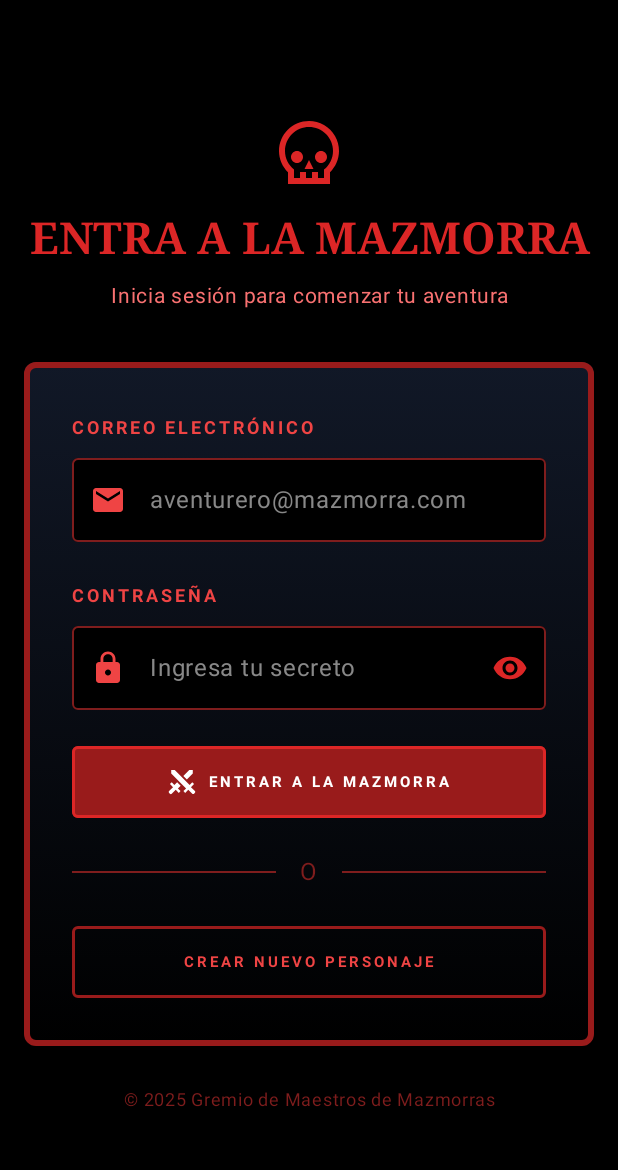
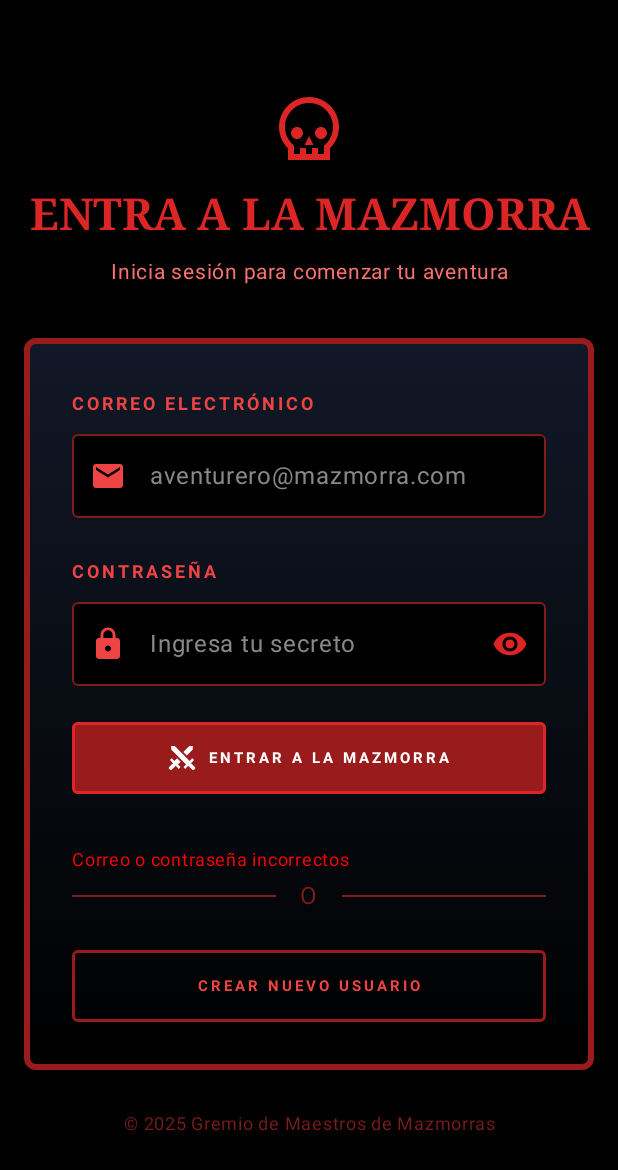
Before and after one commit to pablojimenez23/Proyecto-Moviles, an Android app built with Jetpack Compose: the screen it shows after launch (MainActivity), after a tap on "ENTRAR A LA MAZMORRA", on a phone screen of 412 x 824 dp. Shown: the top 1170 px of the screen. Run offline under Robolectric (Android 15) with nearby library versions, the phone set to English and light mode, and no system bars; our stand-ins replace Room's generated code.

Commit message:
Ya se valida en inicio sesion

```diff
--- a/app/src/main/java/com/example/proyectodd/data/AppDataBase.kt
+++ b/app/src/main/java/com/example/proyectodd/data/AppDataBase.kt
@@ -6,7 +6,7 @@ import androidx.room.Room
 import androidx.room.RoomDatabase
 
 
-@Database(entities = [Usuario::class], version = 1)
+@Database(entities = [Usuario::class], version = 2)
 abstract class AppDataBase : RoomDatabase(){
 
     abstract fun usuarioDao(): UsuarioDao
@@ -21,11 +21,16 @@ abstract class AppDataBase : RoomDatabase(){
                     context.applicationContext,
                     AppDataBase::class.java,
                     "usuarios_db"
-                ).build()
+                ).fallbackToDestructiveMigration()
+                    // 🔥 esto borra la base de datos completamente cada vez que se inicia
+                    .allowMainThreadQueries() // (solo mientras desarrollas)
+                    .build()
                 INSTANCE = instance
                 instance
             }
         }
+
+
     }
 
 
--- a/app/src/main/java/com/example/proyectodd/data/Usuario.kt
+++ b/app/src/main/java/com/example/proyectodd/data/Usuario.kt
@@ -6,7 +6,7 @@ import androidx.room.Entity
 import androidx.room.PrimaryKey
 
 
-@Entity(tableName = "usuarios")
+@Entity(tableName = "usuario")
 data class Usuario(@PrimaryKey(autoGenerate = true) val id: Int = 0,
                    val nombre: String,
                    val correo: String,
--- a/app/src/main/java/com/example/proyectodd/data/UsuarioDao.kt
+++ b/app/src/main/java/com/example/proyectodd/data/UsuarioDao.kt
@@ -10,9 +10,12 @@ interface UsuarioDao {
     @Insert(onConflict = OnConflictStrategy.REPLACE)
     suspend fun insertarUsuario(usuario: Usuario)
 
-    @Query("SELECT * FROM usuarios WHERE correo = :correo AND contrasena = :contrasena LIMIT 1")
+    @Query("SELECT * FROM usuario WHERE correo = :correo AND contrasena = :contrasena LIMIT 1")
     suspend fun obtenerUsuario(correo: String, contrasena: String): Usuario?
 
-    @Query("SELECT * FROM usuarios WHERE correo = :correo LIMIT 1")
+    @Query("SELECT * FROM usuario WHERE correo = :correo LIMIT 1")
     suspend fun buscarPorCorreo(correo: String): Usuario?
+
+    @Query("SELECT * FROM usuario WHERE correo = :correo LIMIT 1")
+    suspend fun obtenerPorCorreo(correo: String): Usuario?
 }
--- a/app/src/main/java/com/example/proyectodd/view/InicioSesionView.kt
+++ b/app/src/main/java/com/example/proyectodd/view/InicioSesionView.kt
@@ -4,13 +4,11 @@ import androidx.compose.animation.core.*
 import androidx.compose.foundation.*
 import androidx.compose.foundation.layout.*
 import androidx.compose.foundation.shape.RoundedCornerShape
-
 import androidx.compose.material.icons.Icons
 import androidx.compose.material.icons.filled.*
 import androidx.compose.material3.*
 import androidx.compose.runtime.*
 import androidx.compose.ui.*
-import androidx.compose.ui.Modifier
 import androidx.compose.ui.draw.scale
 import androidx.compose.ui.graphics.Brush
 import androidx.compose.ui.graphics.Color
@@ -21,16 +19,18 @@ import androidx.compose.ui.text.input.*
 import androidx.compose.ui.text.style.TextAlign
 import androidx.compose.ui.unit.dp
 import androidx.compose.ui.unit.sp
-import androidx.lifecycle.viewmodel.compose.viewModel
+import com.example.proyectodd.R
 import com.example.proyectodd.viewmodel.InicioSesionViewModel
-import com.example.proyectodd.R
+
 @Composable
 fun PantallaInicioSesion(
+
     inicioSesionViewModel: InicioSesionViewModel,
     irARegistro: () -> Unit = {}
 ) {
     var correo = inicioSesionViewModel.correo
     var contrasena = inicioSesionViewModel.contrasena
+    val mensaje by inicioSesionViewModel.mensaje.collectAsState()
 
 
     val negro = Color(0xFF000000)
@@ -55,7 +55,7 @@ fun PantallaInicioSesion(
 
     fun iniciarSesion() {
         if (correo.isNotEmpty() && contrasena.isNotEmpty()) {
-            inicioSesionViewModel.iniciarSesion(correo, contrasena)
+            inicioSesionViewModel.iniciarSesion()
         }
     }
 
@@ -194,7 +194,7 @@ fun PantallaInicioSesion(
 
 
                                 Button(
-                                    onClick = { iniciarSesion() },
+                                    onClick = { inicioSesionViewModel.iniciarSesion() },
                                     modifier = Modifier
                                         .fillMaxWidth()
                                         .height(48.dp)
@@ -219,7 +219,14 @@ fun PantallaInicioSesion(
                                 }
 
                                 Spacer(modifier = Modifier.height(24.dp))
-
+                                if (mensaje != null) {
+                                    Text(
+                                        text = mensaje ?: "" ,
+                                        fontSize = 12.sp,
+                                        color = Color.Red,
+                                        modifier = Modifier.padding(top = 8.dp)
+                                    )
+                                }
 
                                 Row(verticalAlignment = Alignment.CenterVertically) {
                                      Divider(modifier = Modifier.weight(1f), color = rojo900)
@@ -242,7 +249,7 @@ fun PantallaInicioSesion(
                                     border = BorderStroke(2.dp, rojo800),
                                     shape = RoundedCornerShape(4.dp)
                                 ) {
-                                    Text("CREAR NUEVO PERSONAJE", fontSize = 10.sp, fontWeight = FontWeight.Bold, letterSpacing = 2.sp)
+                                    Text("CREAR NUEVO USUARIO", fontSize = 10.sp, fontWeight = FontWeight.Bold, letterSpacing = 2.sp)
                                 }
                             }
                         }
--- a/app/src/main/java/com/example/proyectodd/viewmodel/InicioSesionViewModel.kt
+++ b/app/src/main/java/com/example/proyectodd/viewmodel/InicioSesionViewModel.kt
@@ -14,16 +14,19 @@ class InicioSesionViewModel(private val usuarioDao: UsuarioDao): ViewModel() {
     var correo by mutableStateOf("")
     var contrasena by mutableStateOf("")
 
+    var sesionIniciada = mutableStateOf(false)
+
     private val _mensaje = MutableStateFlow<String?>(null)
     val mensaje: StateFlow<String?> = _mensaje
 
 
 
-    fun iniciarSesion(correo: String, contrasena: String) {
+    fun iniciarSesion() {
         viewModelScope.launch {
-            val usuario = usuarioDao.obtenerUsuario(correo, contrasena)
-            if (usuario != null) {
-                _mensaje.value = "Inicio de sesión exitoso"
+            val usuario = usuarioDao.obtenerPorCorreo(correo)
+            if (usuario != null && usuario.contrasena == contrasena) {
+                sesionIniciada.value = true
+                _mensaje.value = ""
             } else {
                 _mensaje.value = "Correo o contraseña incorrectos"
             }
--- a/app/src/main/java/com/example/proyectodd/viewmodel/RegistroViewModel.kt
+++ b/app/src/main/java/com/example/proyectodd/viewmodel/RegistroViewModel.kt
@@ -1,5 +1,6 @@
 package com.example.proyectodd.viewmodel
 
+import android.util.Log
 import androidx.compose.runtime.mutableStateOf
 import androidx.lifecycle.ViewModel
 import androidx.lifecycle.viewModelScope
@@ -94,7 +95,9 @@ private fun validarEmail(email: String): Boolean {
             } else {
                 val nuevoUsuario = Usuario(nombre = nombre, correo = correo, contrasena = contrasena)
                 usuarioDao.insertarUsuario(nuevoUsuario)
+                val usuario = Usuario(0,nombre, correo, contrasena)
                 _mensaje.value = "Registro exitoso"
+                Log.d("RegistroViewModel", "Usuario guardado: $usuario")
 
             }
         }
```
